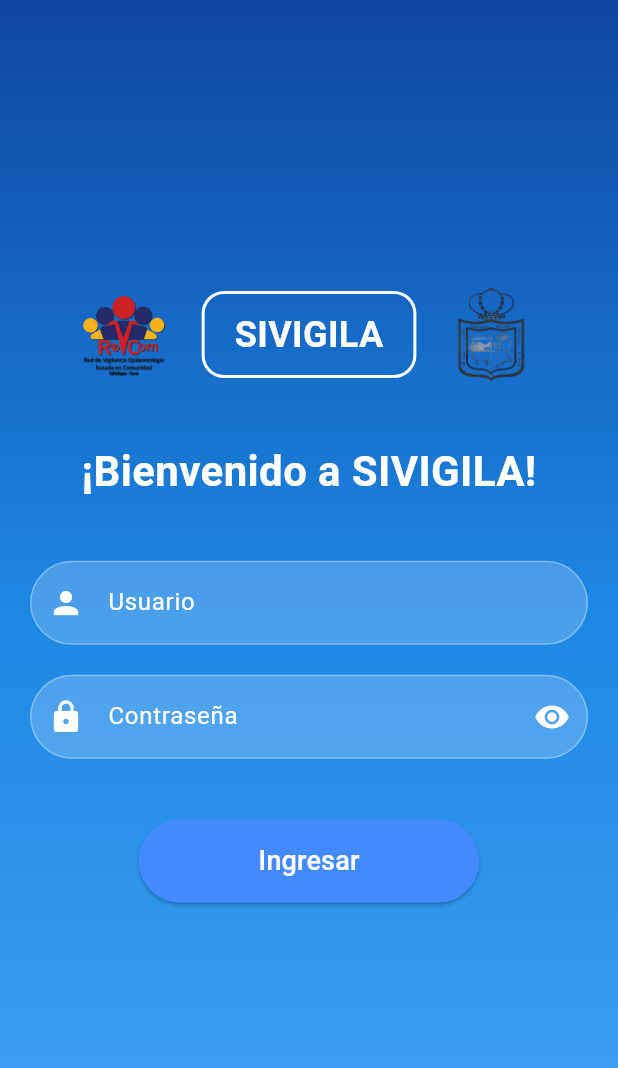
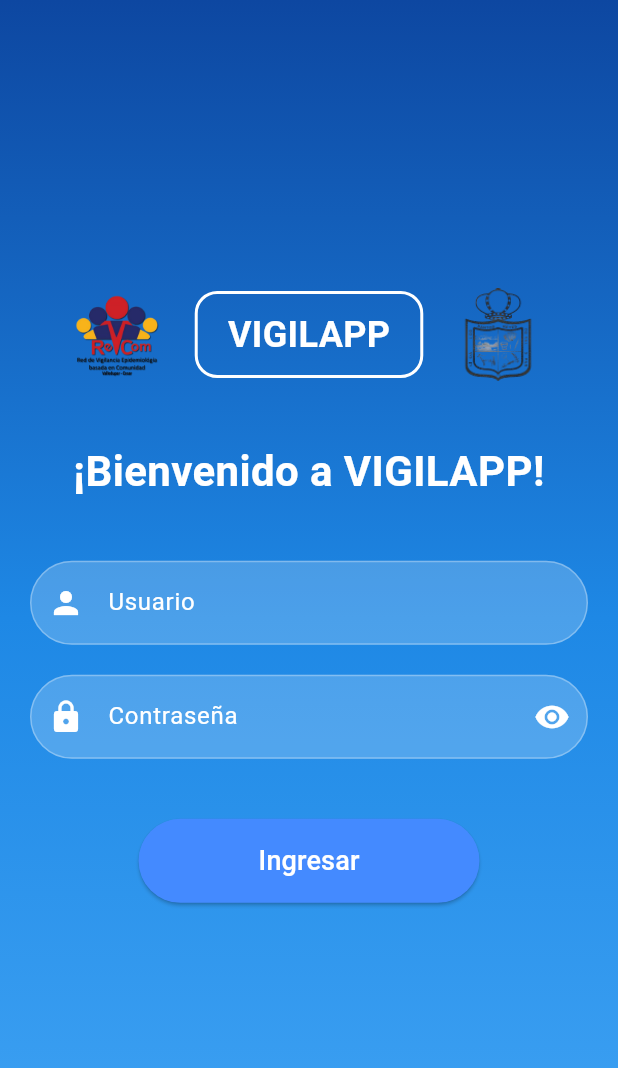
Before and after one commit to QCarlos-02/Sivigila, a Flutter app: the screen it shows after launch, on a phone screen of 412 x 824 dp. Shown: the top 1068 px of the screen. Run offline on Flutter 3.47's test engine with Material 3 defaults, Android fonts, the phone set to English and light mode, and no system bars; our stand-ins replace cloud_firestore, firebase_auth, firebase_core, fl_chart, flutter_secure_storage, get and 1 more; missing offline and left inert: dart:html, syncfusion_flutter_xlsio; accounts and stored records are empty.

Commit message:
Cambio de nombre en el login de "SIVIGILA" A "VIGILAPP"

```diff
--- a/lib/Pagina/login_page.dart
+++ b/lib/Pagina/login_page.dart
@@ -124,7 +124,7 @@
                           border: Border.all(color: Colors.white, width: 2),
                         ),
                         child: const Text(
-                          'SIVIGILA',
+                          'VIGILAPP',
                           style: TextStyle(
                             fontSize: 24,
                             fontWeight: FontWeight.bold,
@@ -142,7 +142,7 @@
                   ),
                   const SizedBox(height: 40),
                   const Text(
-                    '¡Bienvenido a SIVIGILA!',
+                    '¡Bienvenido a VIGILAPP!',
                     style: TextStyle(
                       fontSize: 28,
                       fontWeight: FontWeight.bold,
--- a/lib/main.dart
+++ b/lib/main.dart
@@ -44,7 +44,7 @@
   Widget build(BuildContext context) {
     return GetMaterialApp(
       debugShowCheckedModeBanner: false,
-      title: 'SIVIGILA',
+      title: 'VIGILAPP',
       theme: ThemeData(
         primarySwatch: Colors.blue,
       ),
```
